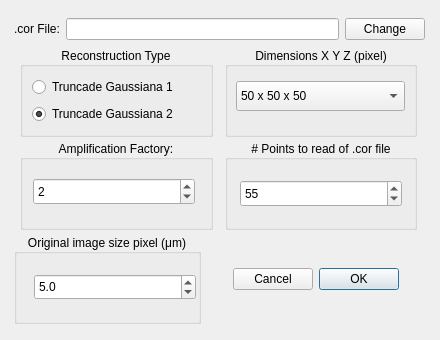
First picture: the form in src/dialogReconstruction.ui, repository ldsc/lvp, before the edit.
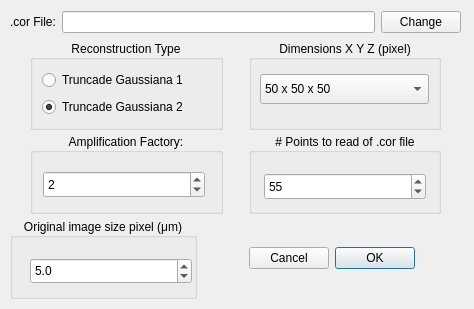
Second picture: the form after the edit. Icons and pictures are not drawn.

The edit to the form file:
```diff
--- a/src/dialogReconstruction.ui
+++ b/src/dialogReconstruction.ui
@@ -6,8 +6,8 @@
    <rect>
     <x>0</x>
     <y>0</y>
-    <width>440</width>
-    <height>340</height>
+    <width>474</width>
+    <height>309</height>
    </rect>
   </property>
   <property name="sizePolicy">
@@ -18,14 +18,14 @@
   </property>
   <property name="minimumSize">
    <size>
-    <width>440</width>
-    <height>340</height>
+    <width>100</width>
+    <height>100</height>
    </size>
   </property>
   <property name="maximumSize">
    <size>
-    <width>440</width>
-    <height>340</height>
+    <width>600</width>
+    <height>450</height>
    </size>
   </property>
   <property name="windowTitle">
@@ -38,9 +38,9 @@
   <widget class="QWidget" name="layoutWidget1">
    <property name="geometry">
     <rect>
-     <x>14</x>
-     <y>14</y>
-     <width>411</width>
+     <x>10</x>
+     <y>7</y>
+     <width>451</width>
      <height>30</height>
     </rect>
    </property>
@@ -74,9 +74,9 @@
   <widget class="QWidget" name="layoutWidget2">
    <property name="geometry">
     <rect>
-     <x>14</x>
-     <y>47</y>
-     <width>411</width>
+     <x>10</x>
+     <y>40</y>
+     <width>451</width>
      <height>90</height>
     </rect>
    </property>
@@ -221,10 +221,10 @@
   <widget class="QWidget" name="layoutWidget3">
    <property name="geometry">
     <rect>
-     <x>14</x>
-     <y>140</y>
-     <width>411</width>
-     <height>90</height>
+     <x>10</x>
+     <y>133</y>
+     <width>451</width>
+     <height>81</height>
     </rect>
    </property>
    <layout class="QHBoxLayout" name="horizontalLayout_3">
@@ -327,10 +327,10 @@
   <widget class="QWidget" name="layoutWidget">
    <property name="geometry">
     <rect>
-     <x>14</x>
-     <y>234</y>
-     <width>411</width>
-     <height>90</height>
+     <x>10</x>
+     <y>218</y>
+     <width>451</width>
+     <height>81</height>
     </rect>
    </property>
    <layout class="QHBoxLayout" name="horizontalLayout_4">
@@ -338,7 +338,7 @@
      <widget class="QGroupBox" name="groupBoxSP">
       <property name="maximumSize">
        <size>
-        <width>194</width>
+        <width>16777215</width>
         <height>16777215</height>
        </size>
       </property>
@@ -383,12 +383,6 @@
     </item>
     <item>
      <widget class="QDialogButtonBox" name="buttonBox">
-      <property name="sizePolicy">
-       <sizepolicy hsizetype="Preferred" vsizetype="Preferred">
-        <horstretch>0</horstretch>
-        <verstretch>0</verstretch>
-       </sizepolicy>
-      </property>
       <property name="layoutDirection">
        <enum>Qt::RightToLeft</enum>
       </property>
```
Left out of the diff: 8 changed lines with no effect on the pictures.
